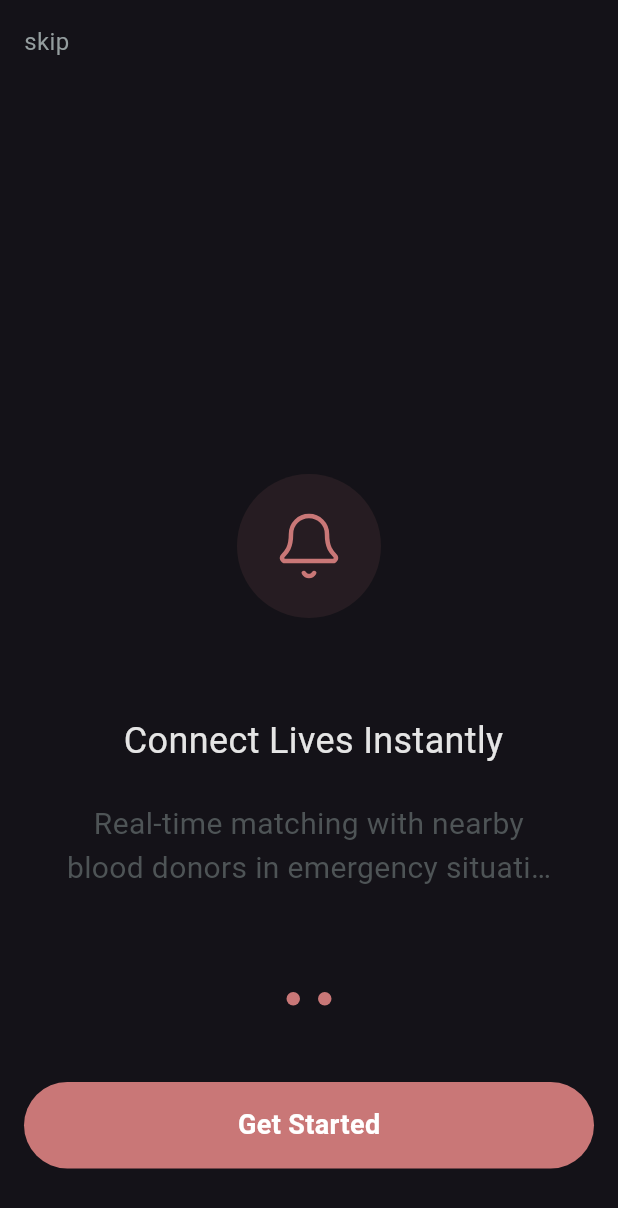
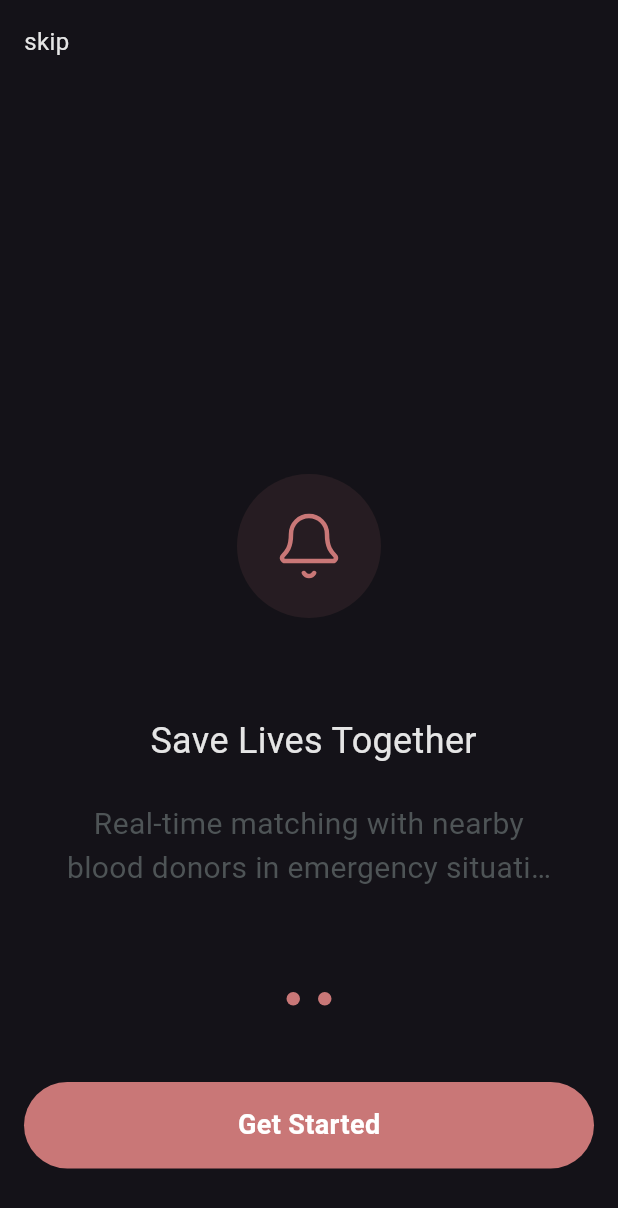
Before and after one commit to Blood-Bridge/Mobile, a Flutter app: the screen it shows after launch, swiped to page 2, on a phone screen of 412 x 824 dp. Shown: the top 1208 px of the screen. Run offline on Flutter 3.47's test engine with Material 3 defaults, Android fonts, the light colour scheme and no system bars; drawn by our look-alikes of dots_indicator; our stand-ins replace flutter_svg, get, shared_preferences.

Commit message:
fix: Update page view titles and improve text color for better visibility

```diff
--- a/lib/features/on_boarding/presentaion/views/widgets/on_boarder_page_view.dart
+++ b/lib/features/on_boarding/presentaion/views/widgets/on_boarder_page_view.dart
@@ -31,7 +31,7 @@ class OnBoarderPageView extends StatelessWidget {
         PageViewItem(
           image: Assets.imagesRingIcon,
           title: Text(
-            ' Connect Lives Instantly',
+            ' Save Lives Together',
             textAlign: TextAlign.center,
             style: TextStyles.regular24.copyWith(color: Color(0xFFE5E5E5)),
           ),
--- a/lib/features/on_boarding/presentaion/views/widgets/page_view_item.dart
+++ b/lib/features/on_boarding/presentaion/views/widgets/page_view_item.dart
@@ -1,4 +1,5 @@
 import 'package:blood_bridge/core/services/shared_prefrences_singelton.dart';
+import 'package:blood_bridge/core/utiles/app_colors.dart';
 import 'package:blood_bridge/core/utiles/app_text_styles.dart';
 import 'package:blood_bridge/features/auth/presentation/views/login_view.dart';
 import 'package:flutter/material.dart';
@@ -46,7 +47,7 @@ class PageViewItem extends StatelessWidget {
                   child: Text(
                     'skip',
                     style: TextStyles.regular16.copyWith(
-                      color: const Color(0xFF949D9E),
+                      color: AppColors.textMuted,
                     ),
                   ),
                 ),
```
